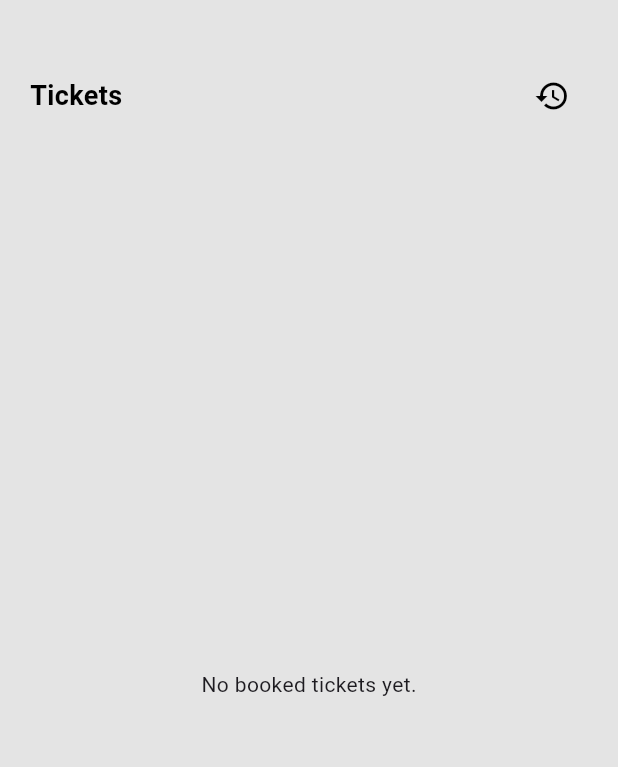
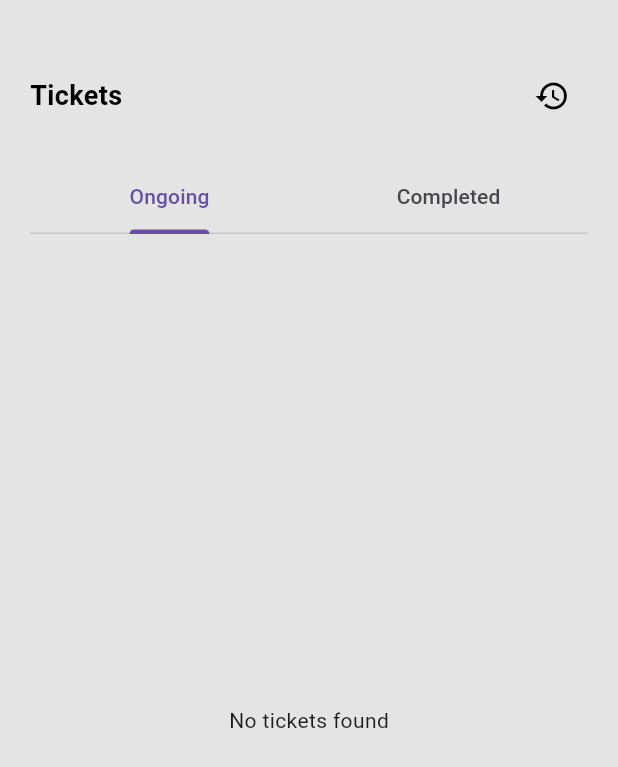
Before and after one commit to argieuwu/paw-patrol-ticketing, a Flutter app: the TicketScreen screen opened directly, on a phone screen of 412 x 824 dp. Shown: the top 767 px of the screen. Run offline on Flutter 3.47's test engine with Material 3 defaults, Android fonts, the light colour scheme and no system bars; our stand-ins replace cloud_firestore, firebase_auth, firebase_core, fluentui_icons, qr_flutter; accounts and stored records are empty.

Commit message:
enhancing ticket display on the user side and add completed page on user

```diff
--- a/lib/screens/tickets/ticket_screen.dart
+++ b/lib/screens/tickets/ticket_screen.dart
@@ -66,7 +66,9 @@ class TicketScreen extends StatelessWidget {
                       log("Error parsing ticket: $err");
                       return null;
                     }
-                  }).whereType<UserBusTicket>().where((ticket) {
+                  }).whereType<UserBusTicket>().toList();
+
+                  final ongoingTickets = tickets.where((ticket) {
                     final departure = ticket.data.departureTime;
                     final departureDate = DateTime(
                       departure.year,
@@ -76,8 +78,49 @@ class TicketScreen extends StatelessWidget {
                     return departureDate.isAtSameMomentAs(today) || departureDate.isAfter(today);
                   }).toList();
 
+                  final completedTickets = tickets.where((ticket) {
+                    final departure = ticket.data.departureTime;
+                    final departureDate = DateTime(
+                      departure.year,
+                      departure.month,
+                      departure.day,
+                    );
+                    return departureDate.isBefore(today);
+                  }).toList();
+
+                  return DefaultTabController(
+                    length: 2,
+                    child: Column(
+                      children: [
+                        const TabBar(
+                          tabs: [
+                            Tab(text: 'Ongoing'),
+                            Tab(text: 'Completed'),
+                          ],
+                        ),
+                        Expanded(
+                          child: TabBarView(
+                            children: [
+                              _buildTicketList(ongoingTickets),
+                              _buildTicketList(completedTickets),
+                            ],
+                          ),
+                        ),
+                      ],
+                    ),
+                  );
+                },
+              ),
+            ),
+          ],
+        ),
+      ),
+    );
+  }
+
+  Widget _buildTicketList(List<UserBusTicket> tickets) {
     if (tickets.isEmpty) {
-                    return const Center(child: Text("No booked tickets yet."));
+      return const Center(child: Text("No tickets found"));
     }
 
     return ListView.builder(
@@ -114,12 +157,5 @@ class TicketScreen extends StatelessWidget {
         );
       },
     );
-                },
-              ),
-            ),
-          ],
-        ),
-      ),
-    );
   }
 }
```
Also changed, not shown: lib/pages/Testing.dart (+60 -41 lines). Lines whose indentation alone changed are shown as unchanged.
